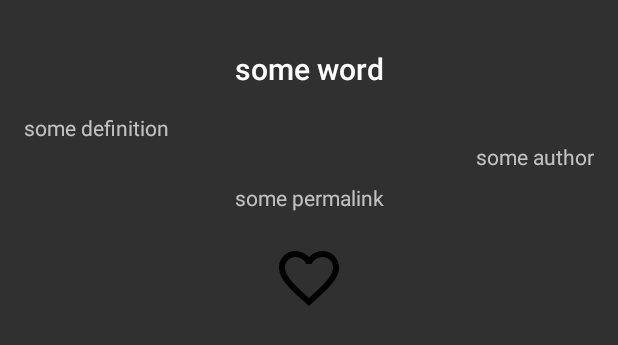
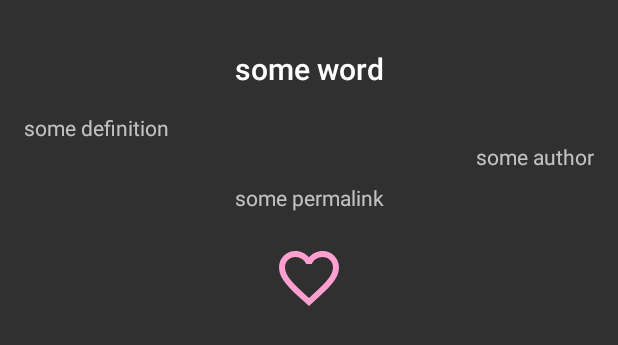
Before and after one commit to yerdnavolutab/UrbanSlang, an Android app: the layout fragment_detail.xml on its own in the app's theme, with its tools: preview values and no code run, on a phone screen of 412 x 824 dp. Shown: the top 345 px of the screen. Run offline under Robolectric (Android 15) with nearby library versions, the phone set to English and light mode, and no system bars; network calls fail.

```diff
--- a/app/src/main/res/drawable/favorite_white.xml
+++ b/app/src/main/res/drawable/favorite_empty.xml
@@ -8,7 +8,7 @@
     <path
         android:pathData="M0 0h24v24H0z" />
     <path
-        android:fillColor="#000000"
+        android:fillColor="#ffa0d1"
         android:pathData="M16.5 3c-1.74 0-3.41 0.81 -4.5 2.09C10.91 3.81 9.24 3 7.5 3 4.42 3 2 5.42 2 8.5c0
 3.78 3.4 6.86 8.55 11.54L12 21.35l1.45-1.32C18.6 15.36 22 12.28 22 8.5 22 5.42
 19.58 3 16.5 3zm-4.4 15.55l-00.1 0.1 -0.1-0.1C7.14 14.24 4 11.39 4 8.5 4 6.5 5.5 5
--- a/app/src/main/res/drawable/favorite_black.xml
+++ b/app/src/main/res/drawable/favorite_fill.xml
@@ -8,7 +8,7 @@
     <path
         android:pathData="M0 0h24v24H0z" />
     <path
-        android:fillColor="#000000"
+        android:fillColor="#ffa0d1"
         android:pathData="M12 21.35l-1.45-1.32C5.4 15.36 2 12.28 2 8.5 2 5.42 4.42 3 7.5 3c1.74 0 3.41 0.81
 4.5 2.09C13.09 3.81 14.76 3 16.5 3 19.58 3 22 5.42 22 8.5c0 3.78-3.4 6.86-8.55
 11.54L12 21.35z" />
--- a/app/src/main/res/layout/fragment_detail.xml
+++ b/app/src/main/res/layout/fragment_detail.xml
@@ -56,7 +56,7 @@
                 android:layout_margin="8dp"
                 android:contentDescription="@string/favorites"
                 android:padding="4dp"
-                tools:src="@drawable/favorite_white"/>
+                tools:src="@drawable/favorite_empty"/>
 
     </RelativeLayout>
 
--- a/app/src/main/res/menu/drawer_menu.xml
+++ b/app/src/main/res/menu/drawer_menu.xml
@@ -11,11 +11,11 @@
                 android:title="@string/search" />
         <item
                 android:id="@+id/favorites_item"
-                android:icon="@drawable/favorite_black"
+                android:icon="@drawable/favorite_fill"
                 android:title="@string/favorites" />
         <item
                 android:id="@+id/cached_item"
-                android:icon="@drawable/favorite_white"
+                android:icon="@drawable/favorite_empty"
                 android:title="@string/cache" />
         <item
                 android:id="@+id/trend_item"
```
Also changed, not shown: app/src/main/java/com/butul0ve/urbanslang/mvp/detail/DetailFragment.kt (+9 -9 lines).
